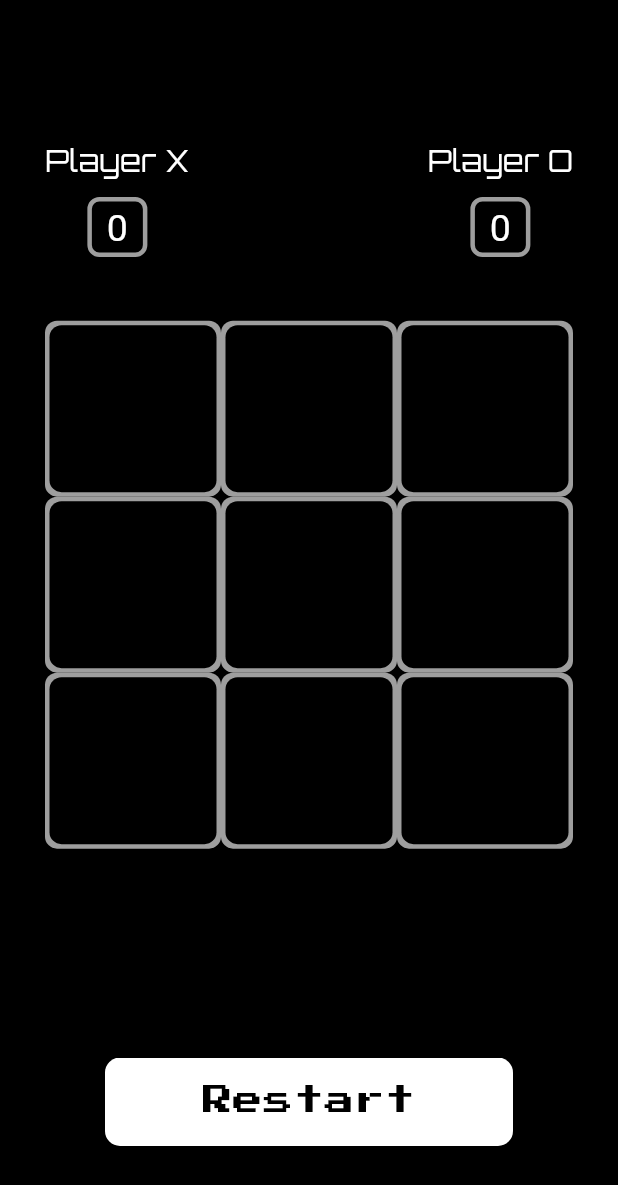
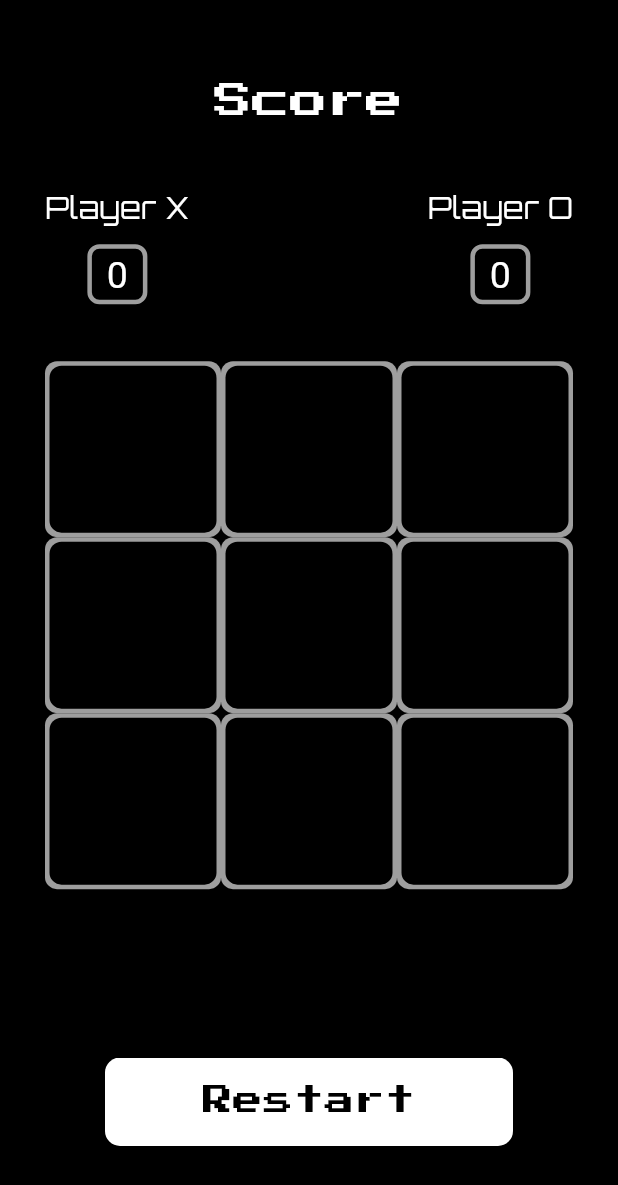
Before and after one commit to reeja1046/tic_tac_toe_fluttergame, a Flutter app: the HomeScreen screen opened directly, on a phone screen of 412 x 824 dp. Shown: the top 1185 px of the screen. Run offline on Flutter 3.47's test engine with Material 3 defaults, Android fonts, the phone set to English and light mode, and no system bars; our stand-ins replace avatar_glow, google_fonts.

Commit message:
Final commit

```diff
--- a/lib/screens/homescreen.dart
+++ b/lib/screens/homescreen.dart
@@ -20,12 +20,12 @@ class _HomeScreenState extends State<HomeScreen> {
         padding: const EdgeInsets.only(left: 30, right: 30, top: 50),
         child: Column(
           children: [
-            // Text(
-            //   'Score',
-            //   style: GoogleFonts.pressStart2p(
-            //     textStyle: const TextStyle(color: Colors.white, fontSize: 25),
-            //   ),
-            // ),
+            Text(
+              'Score',
+              style: GoogleFonts.pressStart2p(
+                textStyle: const TextStyle(color: Colors.white, fontSize: 25),
+              ),
+            ),
             Expanded(
               child: Row(
                 mainAxisAlignment: MainAxisAlignment.spaceBetween,
```
